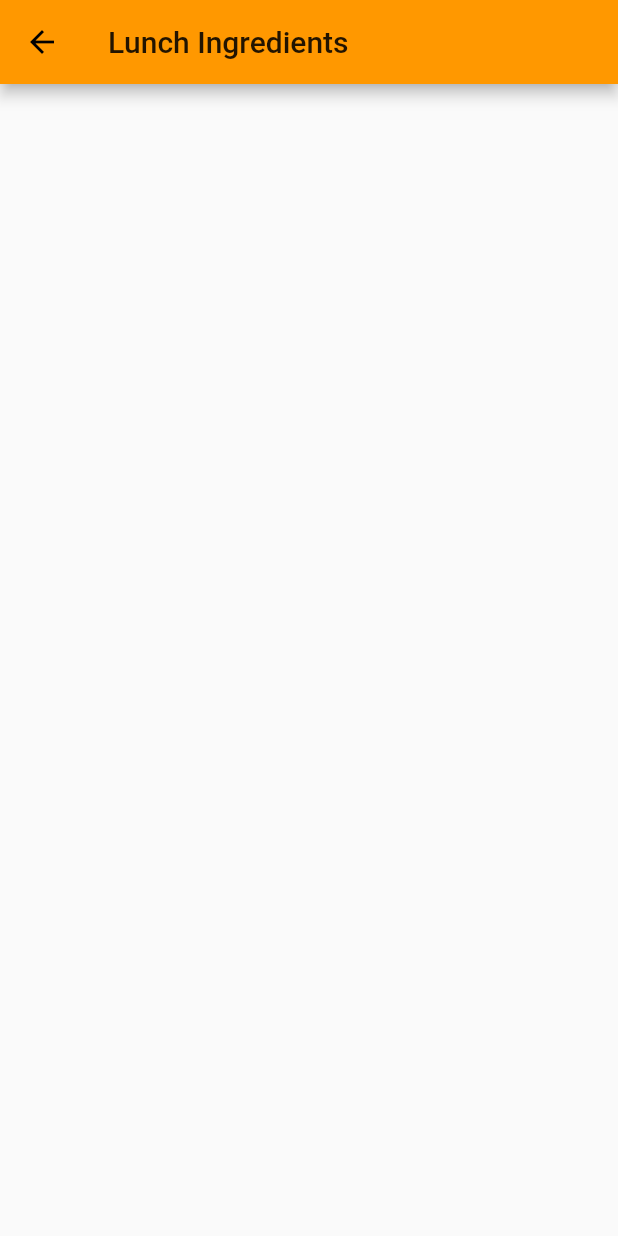
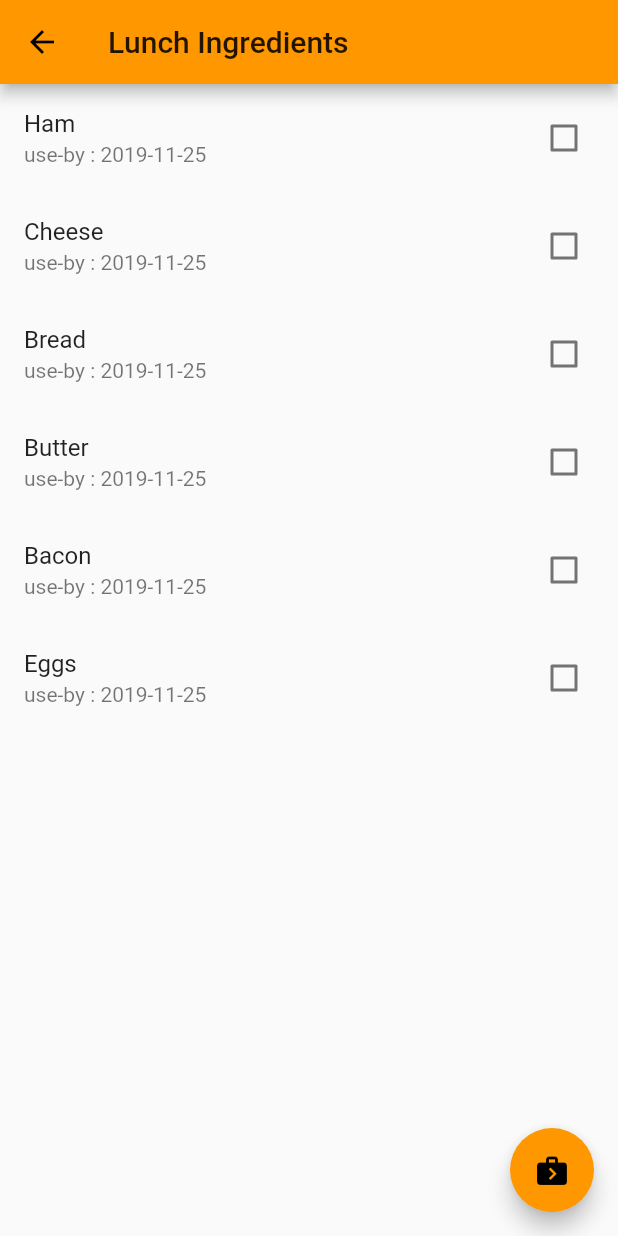
Before and after one commit to ofload/flutter-tech-task, a Flutter app: the IngredientPage screen opened directly, on a phone screen of 412 x 824 dp. Run offline on Flutter 3.47's test engine with Material 2 defaults, Android fonts, the phone set to English and light mode, and no system bars; our stand-ins replace flutter_masked_text.

Commit message:
add ingredient page with mock data

```diff
--- a/lib/models/ingredients.dart
+++ b/lib/models/ingredients.dart
@@ -2,6 +2,7 @@ class Ingredients {
   final String title;
   final String useBy;
 
+  Ingredients({this.title, this.useBy});
   Ingredients.fromJson(Map<String, dynamic> parsedJson)
     : title = parsedJson["title"],
       useBy = parsedJson["use-by"];
--- a/lib/screens/ingredient_page.dart
+++ b/lib/screens/ingredient_page.dart
@@ -1,4 +1,5 @@
 import 'package:flutter/material.dart';
+import 'package:tech_task/models/ingredients.dart';
 
 class IngredientPage extends StatefulWidget {
   @override
@@ -9,7 +10,6 @@ class IngredientPage extends StatefulWidget {
 
 class _IngredientState extends State<IngredientPage> {
 
-
   @override
   Widget build(BuildContext context) {
     return Scaffold(
@@ -17,16 +17,54 @@ class _IngredientState extends State<IngredientPage> {
         title: Text('Lunch Ingredients'),
       ),
       body: _buildPage(context),
+       floatingActionButton: FloatingActionButton(
+        onPressed: (){
+          Navigator.pushNamed(context, '/recipe');
+        },
+        child: Icon(Icons.next_week),
+      ),
     );
   }
 
   Widget _buildPage(BuildContext context) {
-
     final children = <Widget>[];
 
-    return ListView(
-      padding: EdgeInsets.zero,
+    final listNotification = buildList();
+    final container = Container(
+      height: MediaQuery.of(context).size.height - 130,
+      child: listNotification,
+    );
+    children.add(container);
+
+    return Column(
+      crossAxisAlignment: CrossAxisAlignment.stretch,
       children: children,
+    );
+
+  }
+
+  Widget buildList() {
+    final List<Ingredients> ingredients = <Ingredients>[
+      Ingredients(title: "Ham", useBy: "2019-11-25"),
+      Ingredients(title: "Cheese", useBy: "2019-11-25"),
+      Ingredients(title: "Bread", useBy: "2019-11-25"),
+      Ingredients(title: "Butter", useBy: "2019-11-25"),
+      Ingredients(title: "Bacon", useBy: "2019-11-25"),
+      Ingredients(title: "Eggs", useBy: "2019-11-25"),
+    ];
+
+    return ListView.builder(
+      itemCount: ingredients.length,
+      itemBuilder: (context, index) {
+        return Center(
+          child: CheckboxListTile(
+            title: Text('${ingredients[index].title}'),
+            subtitle: Text('use-by : ${ingredients[index].useBy}'),
+            value: false,
+            onChanged: (bool value) { },
+          ),
+        );
+      }
     );
   }
 }
```
